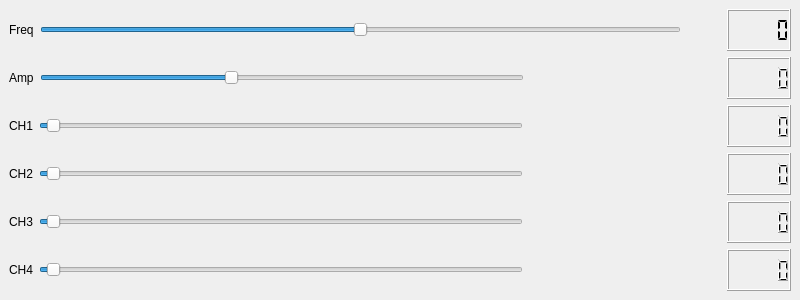
Above: Interface/window_3.ui from PhiKH/Pico2040 before the change. Below: the same form after it.
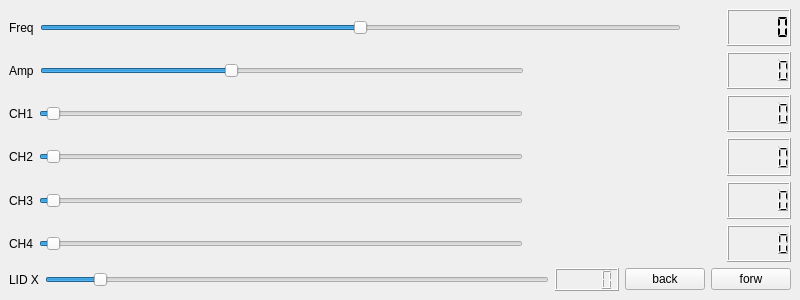
That is the form after the change.

Diff of the .ui file:
```diff
--- a/Interface/window_3.ui
+++ b/Interface/window_3.ui
@@ -371,6 +371,53 @@
       </item>
      </layout>
     </item>
+    <item>
+     <layout class="QHBoxLayout" name="horizontalLayout_7">
+      <item>
+       <widget class="QLabel" name="label_7">
+        <property name="text">
+         <string>LID X</string>
+        </property>
+       </widget>
+      </item>
+      <item>
+       <widget class="QSlider" name="SLD7">
+        <property name="minimum">
+         <number>1</number>
+        </property>
+        <property name="maximum">
+         <number>1000</number>
+        </property>
+        <property name="singleStep">
+         <number>10</number>
+        </property>
+        <property name="value">
+         <number>100</number>
+        </property>
+        <property name="orientation">
+         <enum>Qt::Horizontal</enum>
+        </property>
+       </widget>
+      </item>
+      <item>
+       <widget class="QLCDNumber" name="LCD7"/>
+      </item>
+      <item>
+       <widget class="QPushButton" name="BX">
+        <property name="text">
+         <string>back</string>
+        </property>
+       </widget>
+      </item>
+      <item>
+       <widget class="QPushButton" name="FX">
+        <property name="text">
+         <string>forw</string>
+        </property>
+       </widget>
+      </item>
+     </layout>
+    </item>
    </layout>
   </widget>
  </widget>
```
